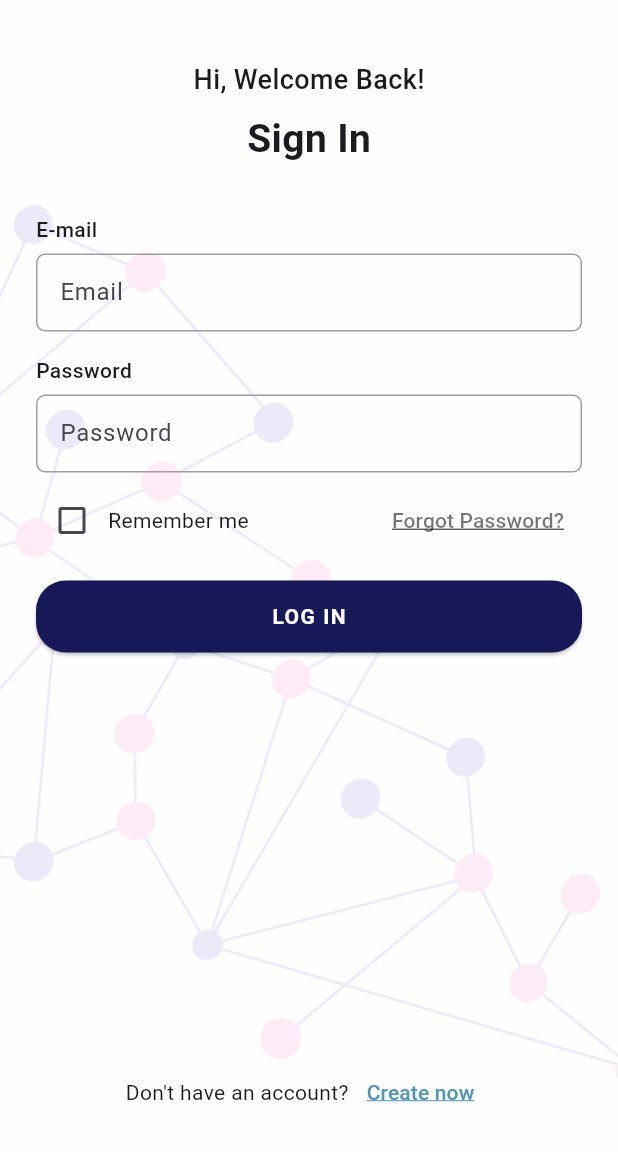
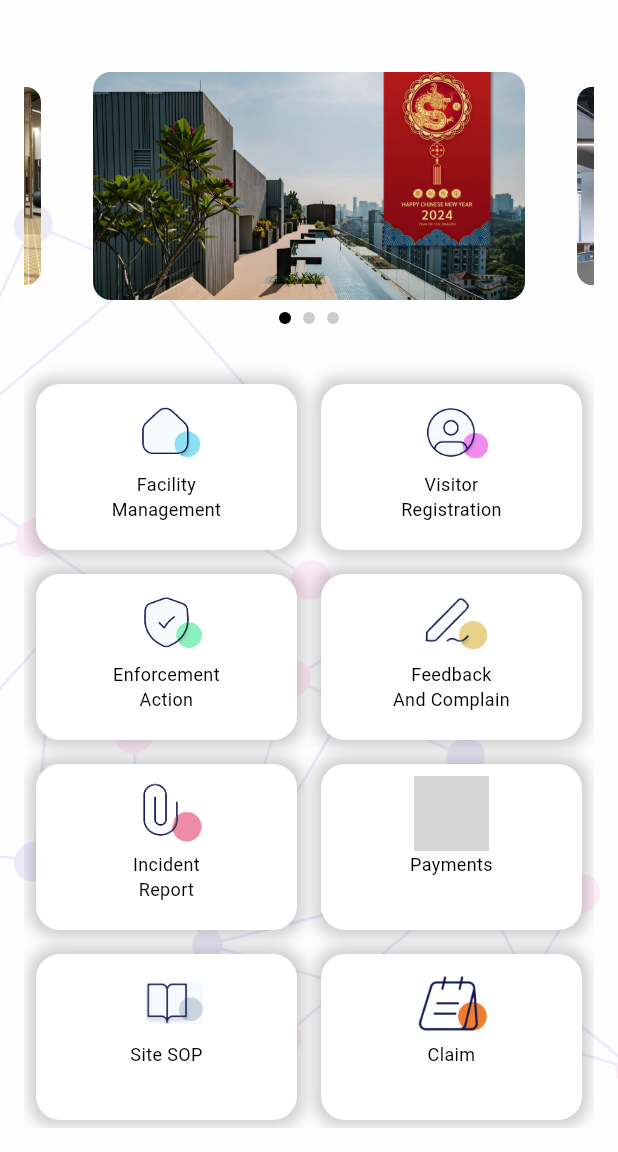
Before and after one commit to roisahmad/secured-sg, a Flutter app: the screen it shows after launch, after a tap on "LOG IN", on a phone screen of 412 x 824 dp, the part 84-1236 px from its top. Run offline on Flutter 3.47's test engine with Material 3 defaults, Android fonts, the phone set to English and light mode, and no system bars; drawn by our look-alikes of carousel_slider; grey boxes are pictures that could not be loaded.

Commit message:
[Update]: create home view

```diff
--- a/lib/routes/app_routes.dart
+++ b/lib/routes/app_routes.dart
@@ -1,6 +1,7 @@
 import 'package:flutter/material.dart';
 import '../views/auth/login_view.dart';
 import '../views/auth/register_view.dart';
+import '../views/home/home_view.dart';
 
 class AppRoutes {
   static const String login = '/login';
@@ -13,6 +14,8 @@ class AppRoutes {
         return MaterialPageRoute(builder: (_) => LoginView());
       case register:
         return MaterialPageRoute(builder: (_) => RegisterView());
+      case home:
+        return MaterialPageRoute(builder: (_) => HomeView());
       default:
         return MaterialPageRoute(
           builder:
--- a/lib/utils/constants.dart
+++ b/lib/utils/constants.dart
@@ -1,5 +1,81 @@
 import 'package:flutter/material.dart';
+
+class MenuItem {
+  final String title1;
+  final String? title2;
+  final String imagePath;
+  final String? routeName;
+
+  const MenuItem({
+    required this.title1,
+    this.title2,
+    required this.imagePath,
+    this.routeName,
+  });
+
+  MenuItem copyWith({
+    String? title1,
+    String? title2,
+    String? routeName,
+    String? imagePath,
+  }) {
+    return MenuItem(
+      title1: title1 ?? this.title1,
+      title2: title2 ?? this.title2,
+      imagePath: imagePath ?? this.imagePath,
+      routeName: routeName ?? this.routeName,
+    );
+  }
+}
 
 class Constants {
   static const Color primaryColor = Color(0xFF161857);
+
+  static final List<MenuItem> menuItems = [
+    MenuItem(
+      title1: "Facility",
+      title2: "Management",
+      imagePath: "assets/images/fm_icon.png",
+      routeName: "facilityManagement",
+    ),
+    MenuItem(
+      title1: "Visitor",
+      title2: "Registration",
+      imagePath: "assets/images/vr_icon.png",
+      routeName: "visitorRegistration",
+    ),
+    MenuItem(
+      title1: "Enforcement",
+      title2: "Action",
+      imagePath: "assets/images/ea_icon.png",
+      routeName: "enforcementAction",
+    ),
+    MenuItem(
+      title1: "Feedback",
+      title2: "And Complain",
+      imagePath: "assets/images/fa_icon.png",
+      routeName: "feedbackAndComplain",
+    ),
+    MenuItem(
+      title1: "Incident",
+      title2: "Report",
+      imagePath: "assets/images/ir_icon.png",
+      routeName: "incidentReport",
+    ),
+    MenuItem(
+      title1: "Payments",
+      imagePath: "assets/images/payment_icon.png",
+      routeName: "payments",
+    ),
+    MenuItem(
+      title1: "Site SOP",
+      imagePath: "assets/images/ss_icon.png",
+      routeName: "siteSOP",
+    ),
+    MenuItem(
+      title1: "Claim",
+      imagePath: "assets/images/cl_icon.png",
+      routeName: "claim",
+    ),
+  ];
 }
--- a/lib/views/auth/login_view.dart
+++ b/lib/views/auth/login_view.dart
@@ -78,7 +78,12 @@ class LoginView extends StatelessWidget {
                         ],
                       ),
                       const SizedBox(height: 16),
-                      Button(text: 'LOG IN', onPressed: () {}),
+                      Button(
+                        text: 'LOG IN',
+                        onPressed: () {
+                          Navigator.pushNamed(context, AppRoutes.home);
+                        },
+                      ),
                     ],
                   ),
                 ),
--- /dev/null
+++ b/lib/views/home/home_view.dart
@@ -0,0 +1,133 @@
+import 'package:carousel_slider/carousel_slider.dart';
+import 'package:flutter/material.dart';
+import 'package:secure_sg_app/utils/constants.dart';
+import 'package:secure_sg_app/views/widgets/appbar_widget.dart';
+import 'package:secure_sg_app/views/widgets/background_widget.dart';
+import 'package:secure_sg_app/views/widgets/card_menu_widget.dart';
+
+class HomeView extends StatefulWidget {
+  const HomeView({super.key});
+
+  @override
+  State<HomeView> createState() => _HomeViewState();
+}
+
+class _HomeViewState extends State<HomeView> {
+  final CarouselSliderControllerImpl _carouselController =
+      CarouselSliderControllerImpl();
+  int _current = 0;
+
+  final List<Map<String, String>> dummyBlogs = [
+    {'title': '1', 'image': 'assets/images/slider-new.jpg'},
+    {'title': '2', 'image': 'assets/images/slider2-new.jpg'},
+    {'title': '3', 'image': 'assets/images/slider3-new.jpg'},
+  ];
+
+  @override
+  void initState() {
+    super.initState();
+  }
+
+  @override
+  Widget build(BuildContext context) {
+    return Scaffold(
+      appBar: AppbarWidget(),
+      body: BackgroundWidget(
+        child: SafeArea(
+          child: Padding(
+            padding: const EdgeInsets.all(16),
+            child: SingleChildScrollView(
+              child: Column(
+                crossAxisAlignment: CrossAxisAlignment.start,
+                children: [
+                  const SizedBox(height: 32),
+                  CarouselSlider(
+                    carouselController: _carouselController,
+                    options: CarouselOptions(
+                      autoPlay: true,
+                      aspectRatio: 2.5,
+                      enlargeCenterPage: true,
+                      onPageChanged: (index, reason) {
+                        setState(() {
+                          _current = index;
+                        });
+                      },
+                    ),
+
+                    items:
+                        dummyBlogs.map((blog) {
+                          return Container(
+                            margin: const EdgeInsets.symmetric(horizontal: 8),
+                            child: ClipRRect(
+                              borderRadius: BorderRadius.circular(12),
+                              child: Stack(
+                                fit: StackFit.expand,
+                                children: [
+                                  Image.asset(
+                                    blog['image']!,
+                                    fit: BoxFit.cover,
+                                  ),
+                                ],
+                              ),
+                            ),
+                          );
+                        }).toList(),
+                  ),
+                  const SizedBox(height: 8),
+                  Row(
+                    mainAxisAlignment: MainAxisAlignment.center,
+                    children:
+                        dummyBlogs.asMap().entries.map((entry) {
+                          return Container(
+                            width: 8.0,
+                            height: 8.0,
+                            margin: const EdgeInsets.symmetric(horizontal: 4.0),
+                            decoration: BoxDecoration(
+                              shape: BoxShape.circle,
+                              color:
+                                  _current == entry.key
+                                      ? Colors.black
+                                      : Color(0x33000000),
+                            ),
+                          );
+                        }).toList(),
+                  ),
+                  const SizedBox(height: 32),
+                  GridView.count(
+                    crossAxisCount: 2,
+                    shrinkWrap: true,
+                    physics: const NeverScrollableScrollPhysics(),
+                    childAspectRatio: 1.5,
+                    children:
+                        Constants.menuItems.map((item) {
+                          return _buildMenuItem(
+                            icon: item.imagePath,
+                            title1: item.title1,
+                            title2: item.title2,
+                            onTap: () {
+                              // kosong atau navigasi ke halaman dummy
+                            },
+                          );
+                        }).toList(),
+                  ),
+                ],
+              ),
+            ),
+          ),
+        ),
+      ),
+    );
+  }
+
+  Widget _buildMenuItem({
+    required String icon,
+    required String title1,
+    String? title2,
+    required VoidCallback onTap,
+  }) {
+    return GestureDetector(
+      onTap: onTap,
+      child: CardMenuWidget(title1: title1, title2: title2, icon: icon),
+    );
+  }
+}
--- /dev/null
+++ b/lib/views/widgets/card_menu_widget.dart
@@ -0,0 +1,70 @@
+import 'package:flutter/material.dart';
+
+class CardMenuWidget extends StatelessWidget {
+  final String title1;
+  final String? title2;
+  final String icon;
+  final String? access;
+
+  const CardMenuWidget({
+    super.key,
+    required this.title1,
+    this.title2,
+    required this.icon,
+    this.access,
+  });
+
+  @override
+  Widget build(BuildContext context) {
+    return Container(
+      margin: const EdgeInsets.all(8),
+      decoration: BoxDecoration(
+        color: Colors.white,
+        borderRadius: BorderRadius.circular(16),
+        boxShadow: [
+          BoxShadow(
+            color: Color(0x33000000),
+            blurRadius: 8,
+            spreadRadius: 4,
+            offset: const Offset(0, 0),
+          ),
+        ],
+      ),
+      child: Column(
+        children: [
+          const SizedBox(height: 8),
+          Stack(
+            alignment: Alignment.center,
+            children: [
+              Container(
+                width: 50,
+                height: 50,
+                decoration: BoxDecoration(
+                  borderRadius: BorderRadius.circular(16),
+                  color: Colors.transparent,
+                ),
+                child: ClipRRect(
+                  borderRadius: BorderRadius.circular(16),
+                  child: Center(
+                    child: Image.asset(icon, width: 50, height: 50),
+                  ),
+                ),
+              ),
+            ],
+          ),
+          Text(
+            title1,
+            style: const TextStyle(fontSize: 12, color: Colors.black),
+            textAlign: TextAlign.center,
+          ),
+          if (title2 != null)
+            Text(
+              title2!,
+              style: const TextStyle(fontSize: 12, color: Colors.black),
+              textAlign: TextAlign.center,
+            ),
+        ],
+      ),
+    );
+  }
+}
```
Also changed, not shown: pubspec.yaml (+30 -0 lines), pubspec.lock.
